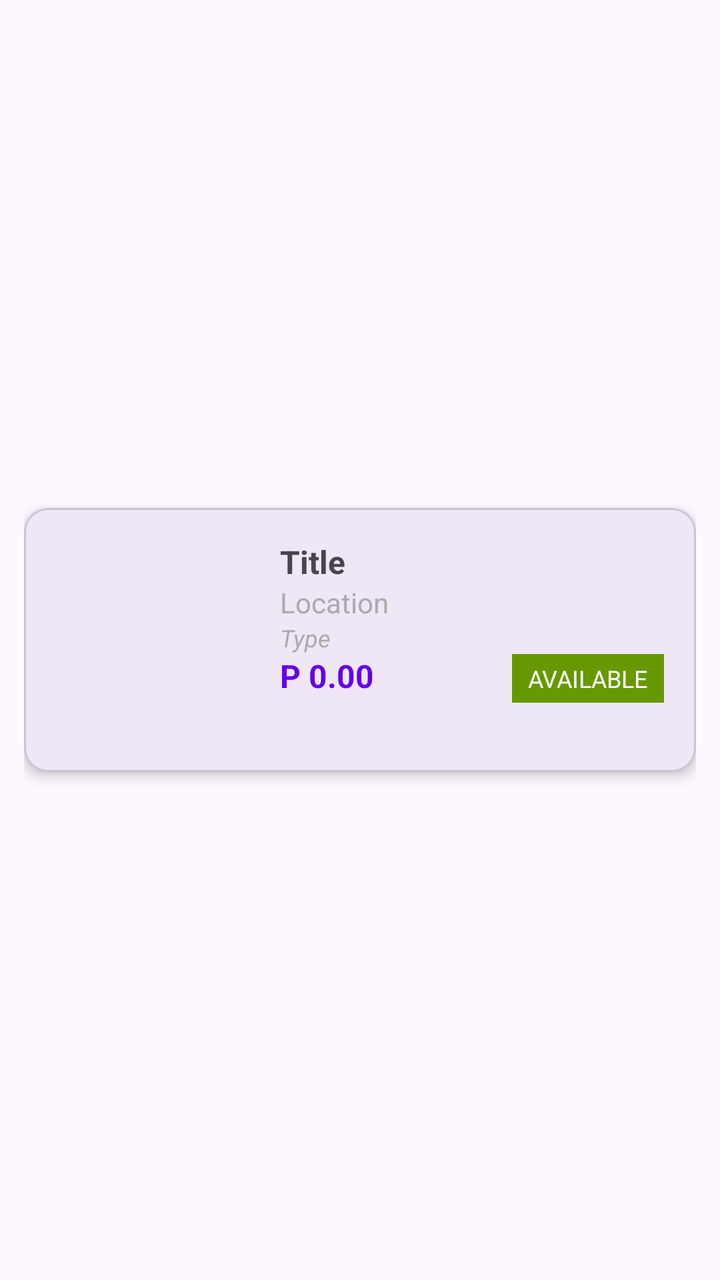
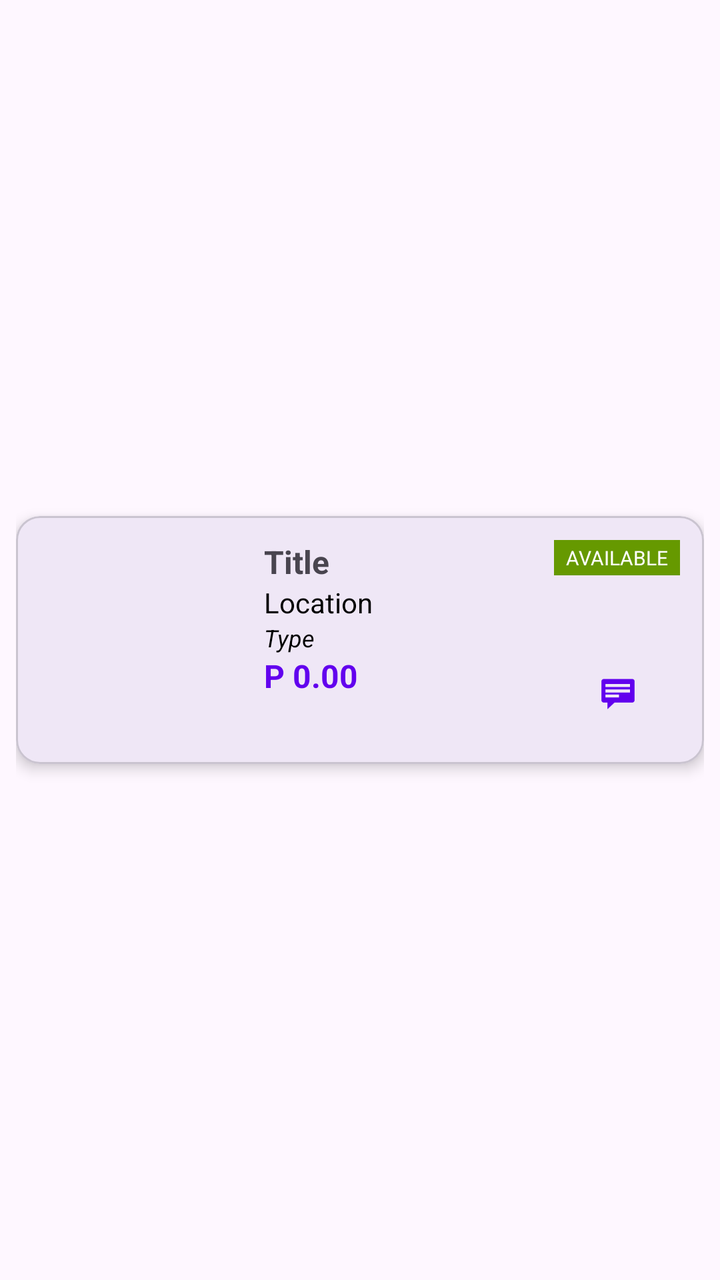

An Android layout rendered at two revisions. The XML below is the earlier revision; the diff shows what the commit changed to produce the second picture.
<!-- AndroidManifest.xml: application theme Theme.StudentAccomFinder -->
<!-- res/layout/item_accommodation.xml -->
<?xml version="1.0" encoding="utf-8"?>
<androidx.constraintlayout.widget.ConstraintLayout
xmlns:android="http://schemas.android.com/apk/res/android"
xmlns:app="http://schemas.android.com/apk/res-auto"
android:layout_width="match_parent"
android:layout_height="wrap_content"
android:padding="12dp">

<com.google.android.material.card.MaterialCardView
    android:layout_width="0dp"
    android:layout_height="wrap_content"
    app:cardCornerRadius="12dp"
    app:cardElevation="4dp"
    app:layout_constraintTop_toTopOf="parent"
    app:layout_constraintBottom_toBottomOf="parent"
    app:layout_constraintStart_toStartOf="parent"
    app:layout_constraintEnd_toEndOf="parent">

    <androidx.constraintlayout.widget.ConstraintLayout
        android:layout_width="match_parent"
        android:layout_height="wrap_content"
        android:padding="16dp">

        
        <ImageView
            android:id="@+id/ivImage"
            android:layout_width="100dp"
            android:layout_height="100dp"
            android:scaleType="centerCrop"
            app:layout_constraintStart_toStartOf="parent"
            app:layout_constraintTop_toTopOf="parent"/>

        
        <TextView
            android:id="@+id/tvTitle"
            android:layout_width="0dp"
            android:layout_height="wrap_content"
            android:text="Title"
            android:textSize="16sp"
            android:textStyle="bold"
            app:layout_constraintStart_toEndOf="@id/ivImage"
            app:layout_constraintTop_toTopOf="parent"
            app:layout_constraintEnd_toEndOf="parent"
            android:layout_marginStart="12dp"/>

        
        <TextView
            android:id="@+id/tvLocation"
            android:layout_width="0dp"
            android:layout_height="wrap_content"
            android:text="Location"
            android:textSize="14sp"
            android:textColor="@android:color/darker_gray"
            app:layout_constraintStart_toStartOf="@id/tvTitle"
            app:layout_constraintTop_toBottomOf="@id/tvTitle"
            app:layout_constraintEnd_toEndOf="parent"/>

        
        <TextView
            android:id="@+id/tvType"
            android:layout_width="0dp"
            android:layout_height="wrap_content"
            android:text="@string/type"
            android:textSize="12sp"
            android:textColor="@android:color/darker_gray"
            android:textStyle="italic"
            app:layout_constraintStart_toStartOf="@id/tvTitle"
            app:layout_constraintTop_toBottomOf="@id/tvLocation"
            app:layout_constraintEnd_toEndOf="parent"/>

        
        <TextView
            android:id="@+id/tvPrice"
            android:layout_width="wrap_content"
            android:layout_height="wrap_content"
            android:text="P 0.00"
            android:textSize="16sp"
            android:textStyle="bold"
            android:textColor="@color/purple_500"
            app:layout_constraintStart_toStartOf="@id/tvTitle"
            app:layout_constraintTop_toBottomOf="@id/tvType"/>

        
        <TextView
            android:id="@+id/tvStatus"
            android:layout_width="wrap_content"
            android:layout_height="wrap_content"
            android:text="AVAILABLE"
            android:textSize="12sp"
            android:textColor="@android:color/white"
            android:background="@android:color/holo_green_dark"
            android:paddingHorizontal="8dp"
            android:paddingVertical="4dp"
            app:layout_constraintEnd_toEndOf="parent"
            app:layout_constraintTop_toTopOf="@id/tvPrice"/>

    </androidx.constraintlayout.widget.ConstraintLayout>
</com.google.android.material.card.MaterialCardView>

</androidx.constraintlayout.widget.ConstraintLayout>
<!-- resources referenced by this layout -->
<resources>
  <color name="purple_500">#FF6200EE</color>
  <string name="type">Type</string>
  <style name="Theme.StudentAccomFinder" parent="Base.Theme.StudentAccomFinder" />
  <style name="Base.Theme.StudentAccomFinder" parent="Theme.Material3.DayNight.NoActionBar">
          
          
      </style>
</resources>

<!-- the commit's change to res/layout/item_accommodation.xml (unified diff, before → after) -->
@@ -1,100 +1,113 @@
 <?xml version="1.0" encoding="utf-8"?>
 <androidx.constraintlayout.widget.ConstraintLayout
-xmlns:android="http://schemas.android.com/apk/res/android"
-xmlns:app="http://schemas.android.com/apk/res-auto"
-android:layout_width="match_parent"
-android:layout_height="wrap_content"
-android:padding="12dp">
+    xmlns:android="http://schemas.android.com/apk/res/android"
+    xmlns:app="http://schemas.android.com/apk/res-auto"
+    android:layout_width="match_parent"
+    android:layout_height="wrap_content"
+    android:padding="8dp">
 
-<com.google.android.material.card.MaterialCardView
-    android:layout_width="0dp"
-    android:layout_height="wrap_content"
-    app:cardCornerRadius="12dp"
-    app:cardElevation="4dp"
-    app:layout_constraintTop_toTopOf="parent"
-    app:layout_constraintBottom_toBottomOf="parent"
-    app:layout_constraintStart_toStartOf="parent"
-    app:layout_constraintEnd_toEndOf="parent">
+    <com.google.android.material.card.MaterialCardView
+        android:layout_width="0dp"
+        android:layout_height="wrap_content"
+        app:cardCornerRadius="12dp"
+        app:cardElevation="4dp"
+        app:layout_constraintTop_toTopOf="parent"
+        app:layout_constraintBottom_toBottomOf="parent"
+        app:layout_constraintStart_toStartOf="parent"
+        app:layout_constraintEnd_toEndOf="parent">
 
-    <androidx.constraintlayout.widget.ConstraintLayout
-        android:layout_width="match_parent"
-        android:layout_height="wrap_content"
-        android:padding="16dp">
+        <androidx.constraintlayout.widget.ConstraintLayout
+            android:layout_width="match_parent"
+            android:layout_height="wrap_content"
+            android:padding="12dp">
 
-        
-        <ImageView
-            android:id="@+id/ivImage"
-            android:layout_width="100dp"
-            android:layout_height="100dp"
-            android:scaleType="centerCrop"
-            app:layout_constraintStart_toStartOf="parent"
-            app:layout_constraintTop_toTopOf="parent"/>
+            
+            <ImageView
+                android:id="@+id/ivImage"
+                android:layout_width="100dp"
+                android:layout_height="100dp"
+                android:scaleType="centerCrop"
+                app:layout_constraintStart_toStartOf="parent"
+                app:layout_constraintTop_toTopOf="parent"
+                app:layout_constraintBottom_toBottomOf="parent"/>
 
-        
-        <TextView
-            android:id="@+id/tvTitle"
-            android:layout_width="0dp"
-            android:layout_height="wrap_content"
-            android:text="Title"
-            android:textSize="16sp"
-            android:textStyle="bold"
-            app:layout_constraintStart_toEndOf="@id/ivImage"
-            app:layout_constraintTop_toTopOf="parent"
-            app:layout_constraintEnd_toEndOf="parent"
-            android:layout_marginStart="12dp"/>
+            
+            <TextView
+                android:id="@+id/tvTitle"
+                android:layout_width="0dp"
+                android:layout_height="wrap_content"
+                android:text="Title"
+                android:textSize="16sp"
+                android:textStyle="bold"
+                app:layout_constraintStart_toEndOf="@id/ivImage"
+                app:layout_constraintTop_toTopOf="parent"
+                app:layout_constraintEnd_toStartOf="@id/btnChat"
+                android:layout_marginStart="12dp"/>
 
-        
-        <TextView
-            android:id="@+id/tvLocation"
-            android:layout_width="0dp"
-            android:layout_height="wrap_content"
-            android:text="Location"
-            android:textSize="14sp"
-            android:textColor="@android:color/darker_gray"
-            app:layout_constraintStart_toStartOf="@id/tvTitle"
-            app:layout_constraintTop_toBottomOf="@id/tvTitle"
-            app:layout_constraintEnd_toEndOf="parent"/>
+            
+            <TextView
+                android:id="@+id/tvLocation"
+                android:layout_width="0dp"
+                android:layout_height="wrap_content"
+                android:text="Location"
+                android:textSize="14sp"
+                android:textColor="@color/black"
+                app:layout_constraintStart_toStartOf="@id/tvTitle"
+                app:layout_constraintTop_toBottomOf="@id/tvTitle"
+                app:layout_constraintEnd_toStartOf="@id/btnChat"/>
 
-        
-        <TextView
-            android:id="@+id/tvType"
-            android:layout_width="0dp"
-            android:layout_height="wrap_content"
-            android:text="@string/type"
-            android:textSize="12sp"
-            android:textColor="@android:color/darker_gray"
-            android:textStyle="italic"
-            app:layout_constraintStart_toStartOf="@id/tvTitle"
-            app:layout_constraintTop_toBottomOf="@id/tvLocation"
-            app:layout_constraintEnd_toEndOf="parent"/>
+            
+            <TextView
+                android:id="@+id/tvType"
+                android:layout_width="0dp"
+                android:layout_height="wrap_content"
+                android:text="Type"
+                android:textSize="12sp"
+                android:textColor="@color/black"
+                android:textStyle="italic"
+                app:layout_constraintStart_toStartOf="@id/tvTitle"
+                app:layout_constraintTop_toBottomOf="@id/tvLocation"
+                app:layout_constraintEnd_toStartOf="@id/btnChat"/>
 
-        
-        <TextView
-            android:id="@+id/tvPrice"
-            android:layout_width="wrap_content"
-            android:layout_height="wrap_content"
-            android:text="P 0.00"
-            android:textSize="16sp"
-            android:textStyle="bold"
-            android:textColor="@color/purple_500"
-            app:layout_constraintStart_toStartOf="@id/tvTitle"
-            app:layout_constraintTop_toBottomOf="@id/tvType"/>
+            
+            <TextView
+                android:id="@+id/tvPrice"
+                android:layout_width="wrap_content"
+                android:layout_height="wrap_content"
+                android:text="P 0.00"
+                android:textSize="16sp"
+                android:textStyle="bold"
+                android:textColor="@color/purple_500"
+                app:layout_constraintStart_toStartOf="@id/tvTitle"
+                app:layout_constraintTop_toBottomOf="@id/tvType"/>
 
-        
-        <TextView
-            android:id="@+id/tvStatus"
-            android:layout_width="wrap_content"
-            android:layout_height="wrap_content"
-            android:text="AVAILABLE"
-            android:textSize="12sp"
-            android:textColor="@android:color/white"
-            android:background="@android:color/holo_green_dark"
-            android:paddingHorizontal="8dp"
-            android:paddingVertical="4dp"
-            app:layout_constraintEnd_toEndOf="parent"
-            app:layout_constraintTop_toTopOf="@id/tvPrice"/>
+            
+            <TextView
+                android:id="@+id/tvStatus"
+                android:layout_width="wrap_content"
+                android:layout_height="wrap_content"
+                android:text="AVAILABLE"
+                android:textSize="10sp"
+                android:textColor="@android:color/white"
+                android:background="@android:color/holo_green_dark"
+                android:paddingHorizontal="6dp"
+                android:paddingVertical="2dp"
+                app:layout_constraintEnd_toEndOf="parent"
+                app:layout_constraintTop_toTopOf="parent"/>
 
-    </androidx.constraintlayout.widget.ConstraintLayout>
-</com.google.android.material.card.MaterialCardView>
+            
+            <com.google.android.material.button.MaterialButton
+                android:id="@+id/btnChat"
+                style="@style/Widget.MaterialComponents.Button.TextButton.Icon"
+                android:layout_width="48dp"
+                android:layout_height="48dp"
+                app:icon="@android:drawable/stat_notify_chat"
+                app:iconTint="@color/purple_500"
+                app:layout_constraintBottom_toBottomOf="parent"
+                app:layout_constraintEnd_toEndOf="parent"
+                android:contentDescription="Chat with provider" />
+
+        </androidx.constraintlayout.widget.ConstraintLayout>
+    </com.google.android.material.card.MaterialCardView>
 
 </androidx.constraintlayout.widget.ConstraintLayout>
<!-- resource entries referenced after the edit -->
@@ -1,7 +1,7 @@
 <!-- resources referenced by this layout -->
 <resources>
+  <color name="black">#FF000000</color>
   <color name="purple_500">#FF6200EE</color>
-  <string name="type">Type</string>
   <style name="Theme.StudentAccomFinder" parent="Base.Theme.StudentAccomFinder" />
   <style name="Base.Theme.StudentAccomFinder" parent="Theme.Material3.DayNight.NoActionBar">
           
